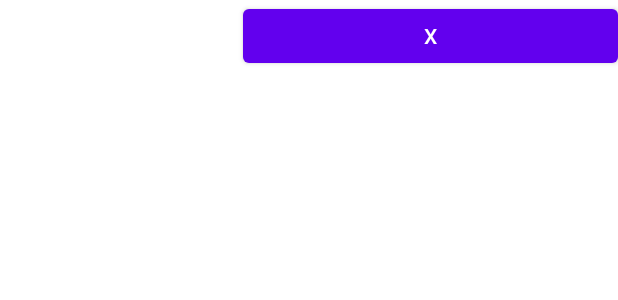
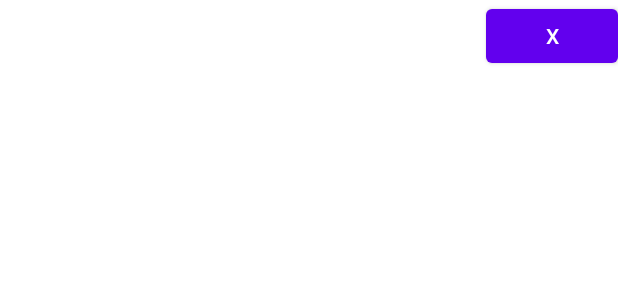
Before and after one commit to InuCapStone2020/ProjectSpark, an Android app: the layout alarm_item.xml on its own in the app's theme, with its tools: preview values and no code run, on a phone screen of 412 x 824 dp. Shown: the top 300 px of the screen. Run offline under Robolectric (Android 15) with nearby library versions, the phone set to English and light mode, and no system bars.

Commit message:
02/18 updated

```diff
--- a/Application/app/src/main/java/inu/project/spark/mAdapter.kt
+++ b/Application/app/src/main/java/inu/project/spark/mAdapter.kt
@@ -59,5 +59,6 @@ class mAdapter(list:MutableList<String>) : RecyclerView.Adapter<mAdapter.MyViewH
         MyApplication.prefs.deletealarm(position)
         jsonList.removeAt(position)
         notifyItemRemoved(position)
+        notifyItemRangeChanged(position,jsonList.size)
     }
 }
--- a/Application/app/src/main/res/layout/alarm_fragment.xml
+++ b/Application/app/src/main/res/layout/alarm_fragment.xml
@@ -50,7 +50,7 @@
                     android:id="@+id/add_cancel_button"
                     android:layout_width="wrap_content"
                     android:layout_height="wrap_content"
-                    android:layout_weight="1"
+                    android:layout_weight="0"
                     android:background="@drawable/borderline"
                     android:minWidth="0dip"
                     android:minHeight="0dip"
@@ -155,7 +155,7 @@
                     android:id="@+id/add_save_button"
                     android:layout_width="wrap_content"
                     android:layout_height="wrap_content"
-                    android:layout_weight="1"
+                    android:layout_weight="0"
                     android:text="저장" />
             </LinearLayout>
         </LinearLayout>
--- a/Application/app/src/main/res/layout/alarm_item.xml
+++ b/Application/app/src/main/res/layout/alarm_item.xml
@@ -1,13 +1,12 @@
 <?xml version="1.0" encoding="utf-8"?>
-<LinearLayout
-    xmlns:android="http://schemas.android.com/apk/res/android"
+<LinearLayout xmlns:android="http://schemas.android.com/apk/res/android"
     android:layout_width="match_parent"
     android:layout_height="wrap_content"
     android:orientation="vertical">
 
     <LinearLayout
         android:layout_width="match_parent"
-        android:layout_height="match_parent"
+        android:layout_height="wrap_content"
         android:orientation="horizontal">
 
         <TextView
@@ -22,7 +21,7 @@
             android:id="@+id/alarm_delete"
             android:layout_width="wrap_content"
             android:layout_height="wrap_content"
-            android:layout_weight="1"
+            android:layout_weight="0"
             android:text="x" />
     </LinearLayout>
 
@@ -31,6 +30,6 @@
         android:layout_width="match_parent"
         android:layout_height="wrap_content"
         android:textColor="@color/black"
-        android:textSize="20sp"/>
+        android:textSize="20sp" />
 
 </LinearLayout>
```
Also changed, not shown: Application/app/src/main/java/inu/project/spark/alarmFragment.kt (+22 -12 lines).
